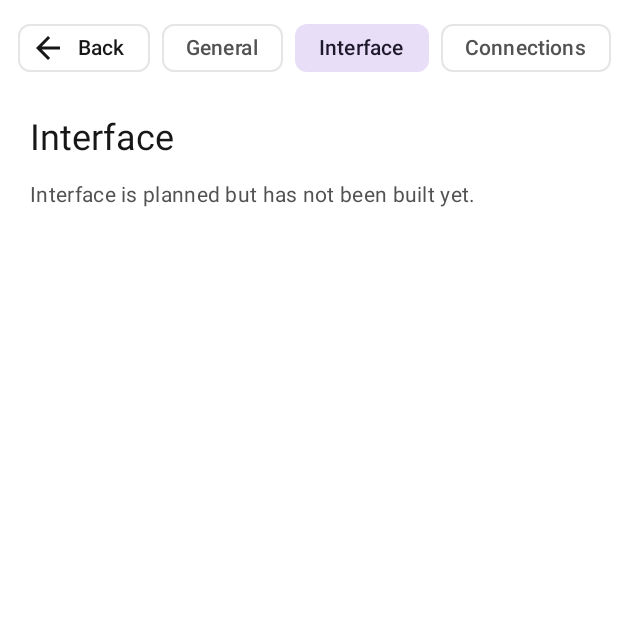
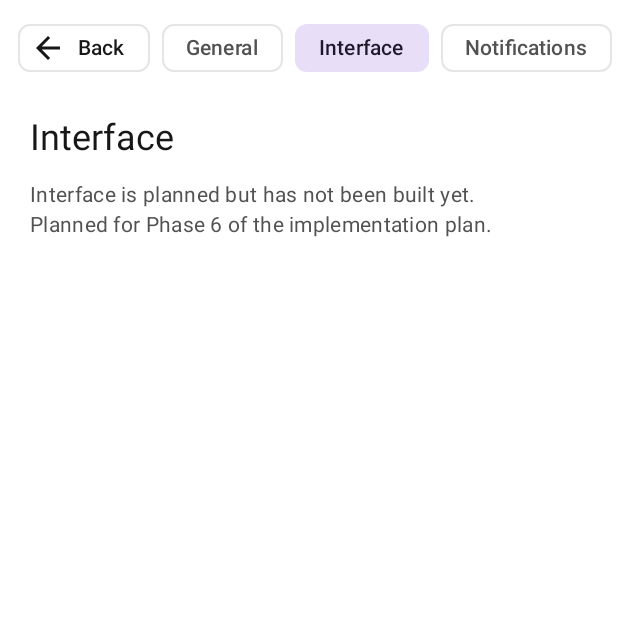
Before and after one commit to claree007/android-webui, an Android app built with Jetpack Compose: the SettingsScreen screen opened through its navigation route, after a tap on "Interface", on a phone screen of 412 x 824 dp, the top half of it. Run offline under Robolectric (Android 15) with nearby library versions, the phone set to English and light mode, and no system bars; network calls fail; 1 statement that could not run was skipped.

Commit message:
Add workspace, playground, notes and memories destinations and settings tab shells with navigation tests

```diff
--- a/app/src/main/java/com/androidwebui/android/ui/AppNavigation.kt
+++ b/app/src/main/java/com/androidwebui/android/ui/AppNavigation.kt
@@ -14,11 +14,20 @@ import com.androidwebui.android.R
 import com.androidwebui.android.core.database.LocalProfile
 import com.androidwebui.android.core.prefs.DevicePrefs
 import com.androidwebui.android.ui.settings.SettingsScreen
+import com.androidwebui.android.ui.shell.Feature
 import com.androidwebui.android.ui.shell.HomeScreen
+import com.androidwebui.android.ui.workspace.PlannedScreen
+import com.androidwebui.android.ui.workspace.WorkspaceScreen
+import com.androidwebui.android.ui.workspace.WorkspaceSection
 
 private object Routes {
     const val HOME = "home"
     const val SETTINGS = "settings"
+    const val WORKSPACE = "workspace"
+    const val WORKSPACE_SECTION = "workspace/{section}"
+    const val PLAYGROUND = "playground"
+    const val NOTES = "notes"
+    const val MEMORIES = "memories"
 }
 
 @Composable
@@ -27,7 +36,39 @@ fun AppNavigation(prefs: DevicePrefs, profile: LocalProfile?) {
     Surface(Modifier.fillMaxSize(), color = MaterialTheme.colorScheme.background) {
         NavHost(nav, startDestination = Routes.HOME, modifier = Modifier.safeDrawingPadding()) {
             composable(Routes.HOME) {
-                HomeScreen(profile?.name ?: stringResource(R.string.profile_loading), onOpenSettings = { nav.navigate(Routes.SETTINGS) })
+                HomeScreen(
+                    profile?.name ?: stringResource(R.string.profile_loading),
+                    onOpenSettings = { nav.navigate(Routes.SETTINGS) },
+                    onOpenDestination = { feature ->
+                        when (feature) {
+                            Feature.Workspace -> nav.navigate(Routes.WORKSPACE)
+                            Feature.Playground -> nav.navigate(Routes.PLAYGROUND)
+                            Feature.Notes -> nav.navigate(Routes.NOTES)
+                            Feature.Memories -> nav.navigate(Routes.MEMORIES)
+                            else -> Unit
+                        }
+                    },
+                )
+            }
+            composable(Routes.WORKSPACE) {
+                WorkspaceScreen(
+                    onOpen = { nav.navigate("workspace/${it.route}") },
+                    onBack = { nav.popBackStack() },
+                )
+            }
+            composable(Routes.WORKSPACE_SECTION) { entry ->
+                WorkspaceSection.fromRoute(entry.arguments?.getString("section"))?.let { section ->
+                    PlannedScreen(stringResource(section.labelRes), section.phase, onBack = { nav.popBackStack() })
+                }
+            }
+            composable(Routes.PLAYGROUND) {
+                PlannedScreen(stringResource(R.string.menu_playground), 12, onBack = { nav.popBackStack() })
+            }
+            composable(Routes.NOTES) {
+                PlannedScreen(stringResource(R.string.menu_notes), 12, onBack = { nav.popBackStack() })
+            }
+            composable(Routes.MEMORIES) {
+                PlannedScreen(stringResource(R.string.menu_memories), 12, onBack = { nav.popBackStack() })
             }
             composable(Routes.SETTINGS) {
                 SettingsScreen(prefs, onBack = { nav.popBackStack() })
--- a/app/src/main/java/com/androidwebui/android/ui/settings/SettingsScreen.kt
+++ b/app/src/main/java/com/androidwebui/android/ui/settings/SettingsScreen.kt
@@ -34,13 +34,15 @@ import com.androidwebui.android.R
 import com.androidwebui.android.core.prefs.DevicePrefs
 import com.androidwebui.android.core.prefs.ThemeMode
 
-private enum class SettingsTab(@StringRes val labelRes: Int) {
+private enum class SettingsTab(@StringRes val labelRes: Int, val phase: Int = 0) {
     General(R.string.settings_tab_general),
-    Interface(R.string.settings_tab_interface),
-    Connections(R.string.settings_tab_connections),
-    Audio(R.string.settings_tab_audio),
-    Personalization(R.string.settings_tab_personalization),
-    Data(R.string.settings_tab_data),
+    Interface(R.string.settings_tab_interface, phase = 6),
+    Notifications(R.string.settings_tab_notifications, phase = 5),
+    Connections(R.string.settings_tab_connections, phase = 4),
+    Integrations(R.string.settings_tab_integrations, phase = 7),
+    Audio(R.string.settings_tab_audio, phase = 9),
+    Personalization(R.string.settings_tab_personalization, phase = 12),
+    Data(R.string.settings_tab_data, phase = 12),
 }
 
 /** Full-height settings with a Back chip and horizontally scrolling tabs (D15). Only General is built so far. */
@@ -77,6 +79,11 @@ fun SettingsScreen(prefs: DevicePrefs, onBack: () -> Unit) {
                     color = MaterialTheme.colorScheme.onSurfaceVariant,
                     modifier = Modifier.padding(top = 12.dp),
                 )
+                Text(
+                    stringResource(R.string.planned_in_phase, tab.phase),
+                    style = MaterialTheme.typography.bodyMedium,
+                    color = MaterialTheme.colorScheme.onSurfaceVariant,
+                )
             }
         }
     }
--- a/app/src/main/java/com/androidwebui/android/ui/shell/HomeScreen.kt
+++ b/app/src/main/java/com/androidwebui/android/ui/shell/HomeScreen.kt
@@ -30,6 +30,7 @@ import kotlinx.coroutines.launch
 fun HomeScreen(
     profileName: String,
     onOpenSettings: () -> Unit,
+    onOpenDestination: (Feature) -> Unit,
     sidebar: SidebarState = SidebarState(),
     today: LocalDate = LocalDate.now(),
 ) {
@@ -54,7 +55,7 @@ fun HomeScreen(
                     onOpenChat = { unavailable = Feature.Chats; closeDrawer() },
                     onSelectModel = { unavailable = Feature.Sending; closeDrawer() },
                     onUnavailable = { if (it == Feature.Search) showSearch = true else unavailable = it; closeDrawer() },
-                    onOpenFeature = { unavailable = it; closeDrawer() },
+                    onOpenFeature = { closeDrawer(); onOpenDestination(it) },
                     onOpenSettings = { closeDrawer(); onOpenSettings() },
                 )
             }
--- a/app/src/main/res/values/strings.xml
+++ b/app/src/main/res/values/strings.xml
@@ -77,10 +77,20 @@
     <string name="unavailable_title">Not available yet</string>
     <string name="unavailable_body">%1$s is planned but has not been built yet.</string>
 
+    <string name="planned_in_phase">Planned for Phase %1$d of the implementation plan.</string>
+    <string name="workspace_models">Models</string>
+    <string name="workspace_knowledge">Knowledge</string>
+    <string name="workspace_prompts">Prompts</string>
+    <string name="workspace_tools">Tools</string>
+    <string name="workspace_skills">Skills</string>
+    <string name="workspace_functions">Functions</string>
+
     <!-- Settings tabs -->
     <string name="settings_tab_general">General</string>
     <string name="settings_tab_interface">Interface</string>
+    <string name="settings_tab_notifications">Notifications</string>
     <string name="settings_tab_connections">Connections</string>
+    <string name="settings_tab_integrations">Integrations</string>
     <string name="settings_tab_audio">Audio</string>
     <string name="settings_tab_personalization">Personalization</string>
     <string name="settings_tab_data">Data</string>
```
Also changed, not shown: app/src/main/java/com/androidwebui/android/ui/workspace/PlannedScreen.kt (added, +45 -0 lines), app/src/main/java/com/androidwebui/android/ui/workspace/WorkspaceScreen.kt (added, +50 -0 lines), 4 other files.
